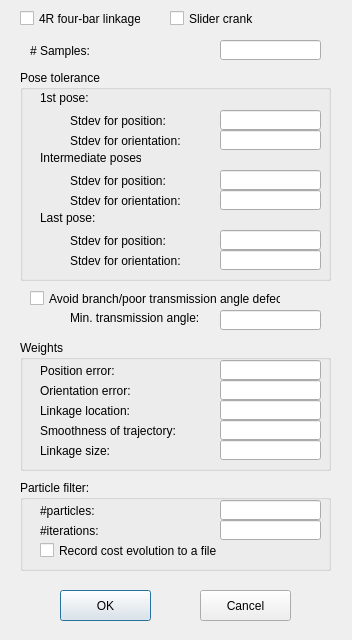
This is KinematicDesign2D_MultiThread/LinkageSynthesisOptionDialog.ui in gnishida/KinematicDesign2D_MultiThread as Qt 5 draws it before an edit. The edited form follows.
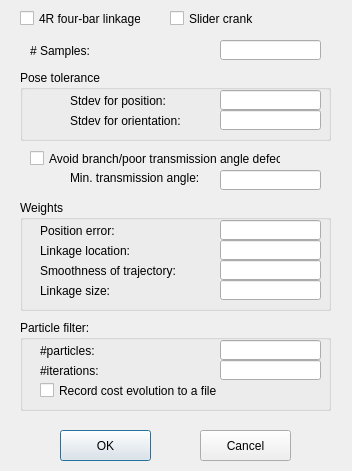
This is the edited form.

Commit message: Perturb only intermediate poses

Patch:
```diff
--- a/KinematicDesign2D_MultiThread/LinkageSynthesisOptionDialog.ui
+++ b/KinematicDesign2D_MultiThread/LinkageSynthesisOptionDialog.ui
@@ -7,7 +7,7 @@
     <x>0</x>
     <y>0</y>
     <width>352</width>
-    <height>640</height>
+    <height>471</height>
    </rect>
   </property>
   <property name="windowTitle">
@@ -40,7 +40,7 @@
    <property name="geometry">
     <rect>
      <x>30</x>
-     <y>290</y>
+     <y>150</y>
      <width>251</width>
      <height>17</height>
     </rect>
@@ -53,7 +53,7 @@
    <property name="geometry">
     <rect>
      <x>60</x>
-     <y>590</y>
+     <y>430</y>
      <width>91</width>
      <height>31</height>
     </rect>
@@ -66,7 +66,7 @@
    <property name="geometry">
     <rect>
      <x>200</x>
-     <y>590</y>
+     <y>430</y>
      <width>91</width>
      <height>31</height>
     </rect>
@@ -81,40 +81,17 @@
      <x>20</x>
      <y>70</y>
      <width>311</width>
-     <height>211</height>
+     <height>71</height>
     </rect>
    </property>
    <property name="title">
     <string>Pose tolerance</string>
    </property>
-   <widget class="QLabel" name="label_2">
-    <property name="geometry">
-     <rect>
-      <x>50</x>
-      <y>40</y>
-      <width>131</width>
-      <height>21</height>
-     </rect>
-    </property>
-    <property name="text">
-     <string>Stdev for position:</string>
-    </property>
-   </widget>
-   <widget class="QLineEdit" name="lineEditStdDevPositionFirst">
-    <property name="geometry">
-     <rect>
-      <x>200</x>
-      <y>40</y>
-      <width>101</width>
-      <height>20</height>
-     </rect>
-    </property>
-   </widget>
    <widget class="QLabel" name="label_6">
     <property name="geometry">
      <rect>
       <x>50</x>
-      <y>100</y>
+      <y>20</y>
       <width>101</width>
       <height>21</height>
      </rect>
@@ -127,89 +104,17 @@
     <property name="geometry">
      <rect>
       <x>200</x>
-      <y>100</y>
-      <width>101</width>
-      <height>20</height>
-     </rect>
-    </property>
-   </widget>
-   <widget class="QLabel" name="label_7">
-    <property name="geometry">
-     <rect>
-      <x>50</x>
-      <y>160</y>
-      <width>131</width>
-      <height>21</height>
-     </rect>
-    </property>
-    <property name="text">
-     <string>Stdev for position:</string>
-    </property>
-   </widget>
-   <widget class="QLineEdit" name="lineEditStdDevPositionLast">
-    <property name="geometry">
-     <rect>
-      <x>200</x>
-      <y>160</y>
-      <width>101</width>
-      <height>20</height>
-     </rect>
-    </property>
-   </widget>
-   <widget class="QLabel" name="label_8">
-    <property name="geometry">
-     <rect>
-      <x>20</x>
       <y>20</y>
-      <width>51</width>
-      <height>16</height>
-     </rect>
-    </property>
-    <property name="text">
-     <string>1st pose:</string>
-    </property>
-   </widget>
-   <widget class="QLabel" name="label_9">
-    <property name="geometry">
-     <rect>
-      <x>50</x>
-      <y>60</y>
-      <width>131</width>
-      <height>21</height>
-     </rect>
-    </property>
-    <property name="text">
-     <string>Stdev for orientation:</string>
-    </property>
-   </widget>
-   <widget class="QLineEdit" name="lineEditStdDevOrientationFirst">
-    <property name="geometry">
-     <rect>
-      <x>200</x>
-      <y>60</y>
       <width>101</width>
       <height>20</height>
      </rect>
     </property>
    </widget>
-   <widget class="QLabel" name="label_10">
-    <property name="geometry">
-     <rect>
-      <x>20</x>
-      <y>80</y>
-      <width>101</width>
-      <height>16</height>
-     </rect>
-    </property>
-    <property name="text">
-     <string>Intermediate poses:</string>
-    </property>
-   </widget>
    <widget class="QLabel" name="label_11">
     <property name="geometry">
      <rect>
       <x>50</x>
-      <y>120</y>
+      <y>40</y>
       <width>121</width>
       <height>21</height>
      </rect>
@@ -222,43 +127,7 @@
     <property name="geometry">
      <rect>
       <x>200</x>
-      <y>120</y>
-      <width>101</width>
-      <height>20</height>
-     </rect>
-    </property>
-   </widget>
-   <widget class="QLabel" name="label_12">
-    <property name="geometry">
-     <rect>
-      <x>20</x>
-      <y>140</y>
-      <width>101</width>
-      <height>16</height>
-     </rect>
-    </property>
-    <property name="text">
-     <string>Last pose:</string>
-    </property>
-   </widget>
-   <widget class="QLabel" name="label_13">
-    <property name="geometry">
-     <rect>
-      <x>50</x>
-      <y>180</y>
-      <width>131</width>
-      <height>21</height>
-     </rect>
-    </property>
-    <property name="text">
-     <string>Stdev for orientation:</string>
-    </property>
-   </widget>
-   <widget class="QLineEdit" name="lineEditStdDevOrientationLast">
-    <property name="geometry">
-     <rect>
-      <x>200</x>
-      <y>180</y>
+      <y>40</y>
       <width>101</width>
       <height>20</height>
      </rect>
@@ -269,9 +138,9 @@
    <property name="geometry">
     <rect>
      <x>20</x>
-     <y>340</y>
+     <y>200</y>
      <width>311</width>
-     <height>131</height>
+     <height>111</height>
     </rect>
    </property>
    <property name="title">
@@ -304,7 +173,7 @@
     <property name="geometry">
      <rect>
       <x>20</x>
-      <y>80</y>
+      <y>60</y>
       <width>161</width>
       <height>21</height>
      </rect>
@@ -317,7 +186,7 @@
     <property name="geometry">
      <rect>
       <x>200</x>
-      <y>80</y>
+      <y>60</y>
       <width>101</width>
       <height>20</height>
      </rect>
@@ -327,7 +196,7 @@
     <property name="geometry">
      <rect>
       <x>20</x>
-      <y>100</y>
+      <y>80</y>
       <width>121</width>
       <height>21</height>
      </rect>
@@ -340,30 +209,7 @@
     <property name="geometry">
      <rect>
       <x>200</x>
-      <y>100</y>
-      <width>101</width>
-      <height>20</height>
-     </rect>
-    </property>
-   </widget>
-   <widget class="QLabel" name="label_14">
-    <property name="geometry">
-     <rect>
-      <x>20</x>
-      <y>40</y>
-      <width>111</width>
-      <height>21</height>
-     </rect>
-    </property>
-    <property name="text">
-     <string>Orientation error:</string>
-    </property>
-   </widget>
-   <widget class="QLineEdit" name="lineEditOrientationErrorWeight">
-    <property name="geometry">
-     <rect>
-      <x>200</x>
-      <y>40</y>
+      <y>80</y>
       <width>101</width>
       <height>20</height>
      </rect>
@@ -373,7 +219,7 @@
     <property name="geometry">
      <rect>
       <x>20</x>
-      <y>60</y>
+      <y>40</y>
       <width>111</width>
       <height>21</height>
      </rect>
@@ -386,7 +232,7 @@
     <property name="geometry">
      <rect>
       <x>200</x>
-      <y>60</y>
+      <y>40</y>
       <width>101</width>
       <height>20</height>
      </rect>
@@ -397,7 +243,7 @@
    <property name="geometry">
     <rect>
      <x>20</x>
-     <y>480</y>
+     <y>320</y>
      <width>311</width>
      <height>91</height>
     </rect>
@@ -469,7 +315,7 @@
    <property name="geometry">
     <rect>
      <x>220</x>
-     <y>310</y>
+     <y>170</y>
      <width>101</width>
      <height>20</height>
     </rect>
@@ -479,7 +325,7 @@
    <property name="geometry">
     <rect>
      <x>70</x>
-     <y>310</y>
+     <y>170</y>
      <width>141</width>
      <height>16</height>
     </rect>
```
Left out of the diff: 4 changed lines with no effect on the pictures. The commit also changes 13 other files.
